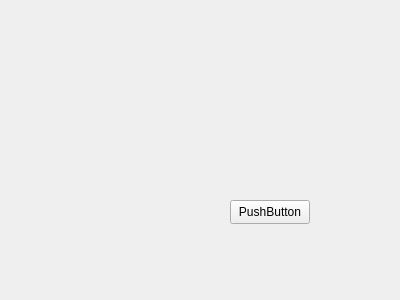
Qt form config.ui (edfefegeger/GPT_Vision_With_MetaDATA) before a commit.
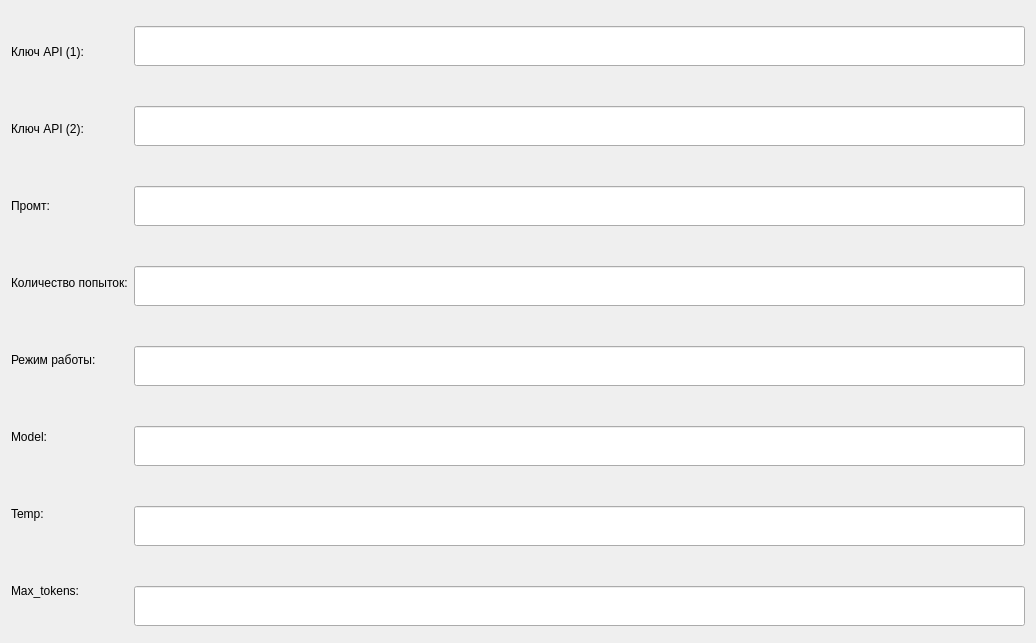
The same form after that commit.

Commit message: Windows created ++

```diff
--- a/config.ui
+++ b/config.ui
@@ -6,26 +6,168 @@
    <rect>
     <x>0</x>
     <y>0</y>
-    <width>400</width>
-    <height>300</height>
+    <width>1036</width>
+    <height>643</height>
    </rect>
   </property>
   <property name="windowTitle">
    <string>Form</string>
   </property>
-  <widget class="QPushButton" name="pushButton">
-   <property name="geometry">
-    <rect>
-     <x>230</x>
-     <y>200</y>
-     <width>80</width>
-     <height>24</height>
-    </rect>
-   </property>
-   <property name="text">
-    <string>PushButton</string>
-   </property>
-  </widget>
+  <layout class="QGridLayout" name="gridLayout">
+   <item row="0" column="0">
+    <layout class="QVBoxLayout" name="verticalLayout">
+     <item>
+      <widget class="QLabel" name="label">
+       <property name="text">
+        <string>Ключ API (1):</string>
+       </property>
+      </widget>
+     </item>
+     <item>
+      <widget class="QLabel" name="label_8">
+       <property name="text">
+        <string>Ключ API (2):</string>
+       </property>
+      </widget>
+     </item>
+     <item>
+      <widget class="QLabel" name="label_2">
+       <property name="text">
+        <string>Промт:</string>
+       </property>
+      </widget>
+     </item>
+     <item>
+      <widget class="QLabel" name="label_3">
+       <property name="text">
+        <string>Количество попыток:</string>
+       </property>
+      </widget>
+     </item>
+     <item>
+      <widget class="QLabel" name="label_4">
+       <property name="text">
+        <string>Режим работы:</string>
+       </property>
+      </widget>
+     </item>
+     <item>
+      <widget class="QLabel" name="label_5">
+       <property name="text">
+        <string>Model:</string>
+       </property>
+      </widget>
+     </item>
+     <item>
+      <widget class="QLabel" name="label_6">
+       <property name="text">
+        <string>Temp:</string>
+       </property>
+      </widget>
+     </item>
+     <item>
+      <widget class="QLabel" name="label_7">
+       <property name="text">
+        <string>Max_tokens:</string>
+       </property>
+      </widget>
+     </item>
+    </layout>
+   </item>
+   <item row="0" column="1">
+    <layout class="QVBoxLayout" name="verticalLayout_2">
+     <property name="spacing">
+      <number>40</number>
+     </property>
+     <property name="topMargin">
+      <number>10</number>
+     </property>
+     <item>
+      <widget class="QLineEdit" name="lineEdit">
+       <property name="minimumSize">
+        <size>
+         <width>0</width>
+         <height>40</height>
+        </size>
+       </property>
+      </widget>
+     </item>
+     <item>
+      <widget class="QLineEdit" name="lineEdit_2">
+       <property name="minimumSize">
+        <size>
+         <width>0</width>
+         <height>40</height>
+        </size>
+       </property>
+      </widget>
+     </item>
+     <item>
+      <widget class="QLineEdit" name="lineEdit_3">
+       <property name="minimumSize">
+        <size>
+         <width>0</width>
+         <height>40</height>
+        </size>
+       </property>
+      </widget>
+     </item>
+     <item>
+      <widget class="QLineEdit" name="lineEdit_4">
+       <property name="minimumSize">
+        <size>
+         <width>0</width>
+         <height>40</height>
+        </size>
+       </property>
+       <property name="text">
+        <string/>
+       </property>
+      </widget>
+     </item>
+     <item>
+      <widget class="QLineEdit" name="lineEdit_8">
+       <property name="minimumSize">
+        <size>
+         <width>0</width>
+         <height>40</height>
+        </size>
+       </property>
+      </widget>
+     </item>
+     <item>
+      <widget class="QLineEdit" name="lineEdit_5">
+       <property name="minimumSize">
+        <size>
+         <width>0</width>
+         <height>40</height>
+        </size>
+       </property>
+      </widget>
+     </item>
+     <item>
+      <widget class="QLineEdit" name="lineEdit_6">
+       <property name="minimumSize">
+        <size>
+         <width>0</width>
+         <height>40</height>
+        </size>
+       </property>
+      </widget>
+     </item>
+     <item>
+      <widget class="QLineEdit" name="lineEdit_7">
+       <property name="minimumSize">
+        <size>
+         <width>0</width>
+         <height>40</height>
+        </size>
+       </property>
+      </widget>
+     </item>
+    </layout>
+   </item>
+  </layout>
  </widget>
  <resources/>
  <connections/>
```
The commit also changes 7 other files.
